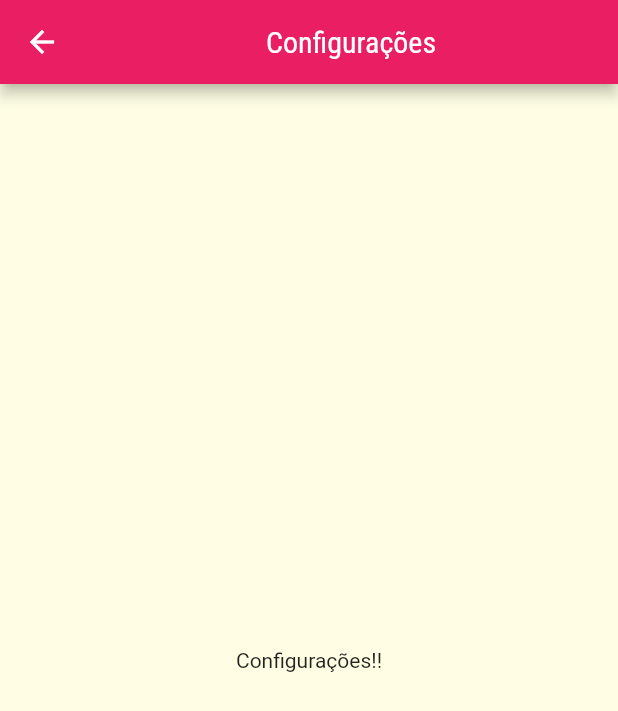
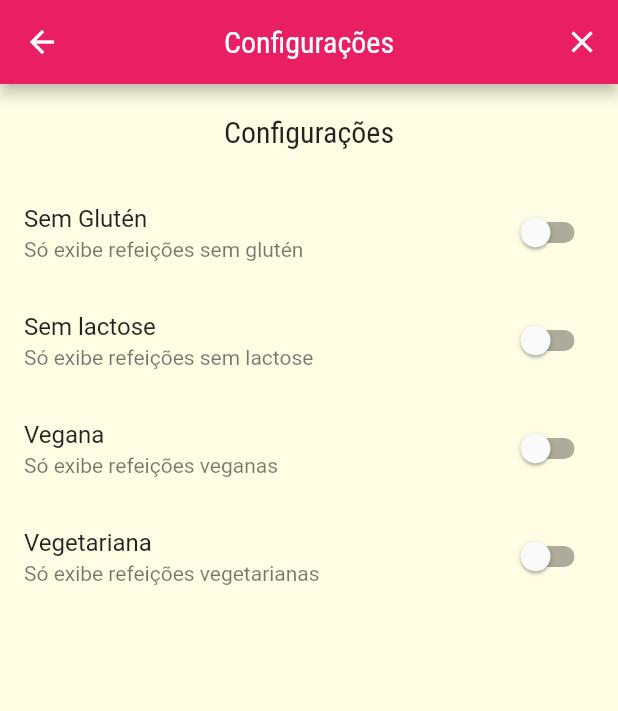
Before and after one commit to IagoMesquita/meals-flutter, a Flutter app: the SettingsScreen screen opened by its route, on a phone screen of 412 x 824 dp. Shown: the top 711 px of the screen. Run offline on Flutter 3.47's test engine with Material 2 defaults, Android fonts, the phone set to English and light mode, and no system bars.

Commit message:
feat: SwitchListTile ins Settings Screen

```diff
--- a/lib/screen/settings_screen.dart
+++ b/lib/screen/settings_screen.dart
@@ -1,22 +1,84 @@
 import 'package:flutter/material.dart';
+import 'package:meals/models/settings.dart';
+import 'package:meals/utils/app_routes.dart';
 
-class SettingsScreen extends StatelessWidget {
+class SettingsScreen extends StatefulWidget {
   const SettingsScreen({super.key});
+
+  @override
+  State<SettingsScreen> createState() => _SettingsScreenState();
+}
+
+class _SettingsScreenState extends State<SettingsScreen> {
+  final settings = Settings();
+
+  Widget _createSwitch(
+    String title,
+    String subtitle,
+    bool value,
+    Function(bool) onChanged,
+  ) {
+    return SwitchListTile.adaptive(
+      title: Text(title),
+      subtitle: Text(subtitle),
+      value: value,
+      onChanged: onChanged,
+    );
+  }
 
   @override
   Widget build(BuildContext context) {
     return Scaffold(
       appBar: AppBar(
-        title: const Center(child:  Text('Configurações')),
-        // actions: [
-        //   IconButton(
-        //     onPressed: () {},
-        //     icon: const Icon(Icons.close)
-        //   )
-        // ],
+        centerTitle: true,
+        title: const Text('Configurações'),
+        actions: [
+          IconButton(
+              onPressed: () =>
+                  Navigator.of(context).pushReplacementNamed(AppRoutes.HOME),
+              icon: const Icon(Icons.close))
+        ],
       ),
-      body: const Center(
-        child: Text('Configurações!!'),
+      body: Column(
+        children: [
+          Container(
+            padding: const EdgeInsets.all(20),
+            child: Text(
+              'Configurações',
+              style: Theme.of(context).textTheme.titleLarge,
+            ),
+          ),
+          Expanded(
+            child: ListView(
+              children: [
+                _createSwitch(
+                  'Sem Glutén',
+                  'Só exibe refeições sem glutén',
+                  settings.isGlutenFree,
+                  (value) => setState(() => settings.isGlutenFree = value),
+                ),
+                 _createSwitch(
+                  'Sem lactose',
+                  'Só exibe refeições sem lactose',
+                  settings.isLactoseFree,
+                  (value) => setState(() => settings.isLactoseFree = value),
+                ),
+                 _createSwitch(
+                  'Vegana',
+                  'Só exibe refeições veganas',
+                  settings.isVegan,
+                  (value) => setState(() => settings.isVegan = value),
+                ),
+                 _createSwitch(
+                  'Vegetariana',
+                  'Só exibe refeições vegetarianas',
+                  settings.isVegetarian,
+                  (value) => setState(() => settings.isVegetarian = value),
+                )
+              ],
+            ),
+          )
+        ],
       ),
     );
   }
```
